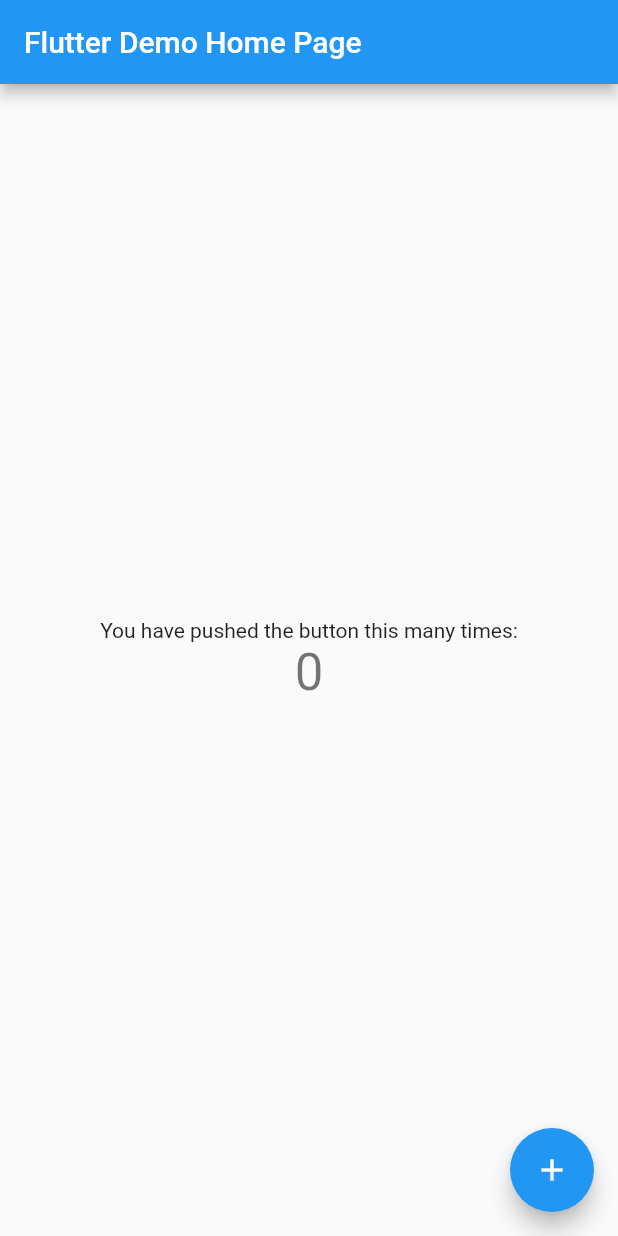
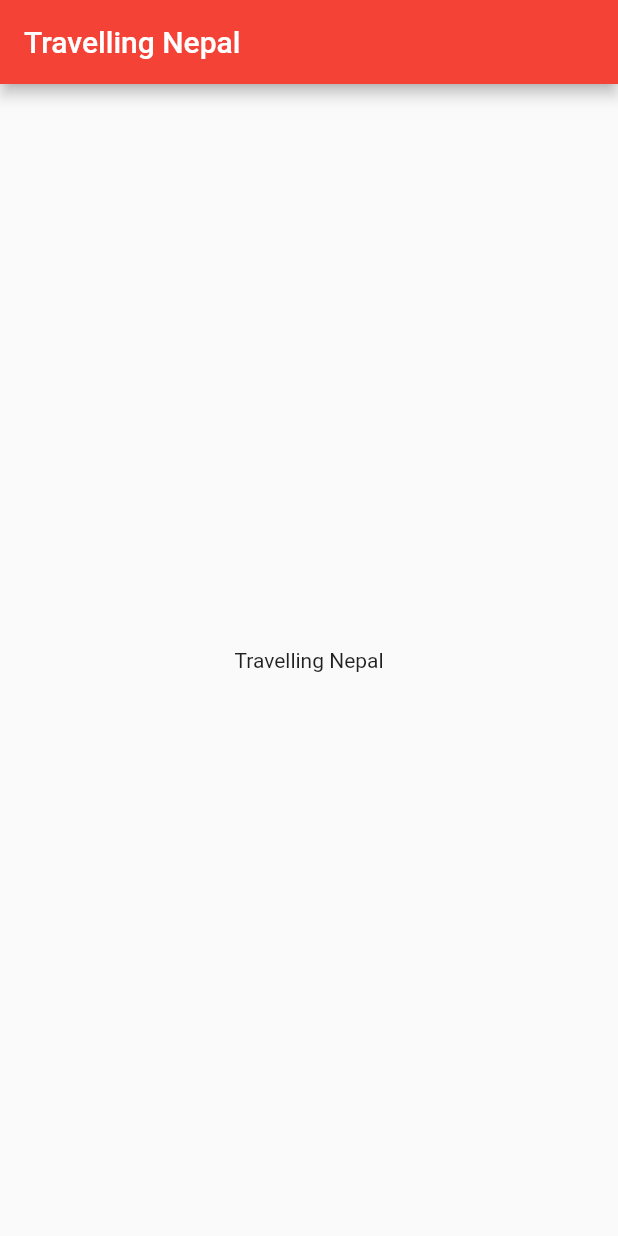
Before and after one commit to aakritsubedi/travelling-nepal, a Flutter app: the screen it shows after launch, on a phone screen of 412 x 824 dp. Run offline on Flutter 3.47's test engine with Material 2 defaults, Android fonts, the light colour scheme and no system bars.

Commit message:
Travelling Nepal Project Initilization

```diff
--- a/lib/main.dart
+++ b/lib/main.dart
@@ -1,4 +1,5 @@
 import 'package:flutter/material.dart';
+import 'package:travellingNepal/screens/Home.dart';
 
 void main() {
   runApp(MyApp());
@@ -9,109 +10,13 @@
   @override
   Widget build(BuildContext context) {
     return MaterialApp(
-      title: 'Flutter Demo',
+      title: 'Travelling Nepal',
+      debugShowCheckedModeBanner: false,
       theme: ThemeData(
-        // This is the theme of your application.
-        //
-        // Try running your application with "flutter run". You'll see the
-        // application has a blue toolbar. Then, without quitting the app, try
-        // changing the primarySwatch below to Colors.green and then invoke
-        // "hot reload" (press "r" in the console where you ran "flutter run",
-        // or simply save your changes to "hot reload" in a Flutter IDE).
-        // Notice that the counter didn't reset back to zero; the application
-        // is not restarted.
-        primarySwatch: Colors.blue,
-        // This makes the visual density adapt to the platform that you run
-        // the app on. For desktop platforms, the controls will be smaller and
-        // closer together (more dense) than on mobile platforms.
+        primarySwatch: Colors.red,
         visualDensity: VisualDensity.adaptivePlatformDensity,
       ),
-      home: MyHomePage(title: 'Flutter Demo Home Page'),
+      home: MyHomePage(title: 'Travelling Nepal'),
     );
   }
 }
-
-class MyHomePage extends StatefulWidget {
-  MyHomePage({Key key, this.title}) : super(key: key);
-
-  // This widget is the home page of your application. It is stateful, meaning
-  // that it has a State object (defined below) that contains fields that affect
-  // how it looks.
-
-  // This class is the configuration for the state. It holds the values (in this
-  // case the title) provided by the parent (in this case the App widget) and
-  // used by the build method of the State. Fields in a Widget subclass are
-  // always marked "final".
-
-  final String title;
-
-  @override
-  _MyHomePageState createState() => _MyHomePageState();
-}
-
-class _MyHomePageState extends State<MyHomePage> {
-  int _counter = 0;
-
-  void _incrementCounter() {
-    setState(() {
-      // This call to setState tells the Flutter framework that something has
-      // changed in this State, which causes it to rerun the build method below
-      // so that the display can reflect the updated values. If we changed
-      // _counter without calling setState(), then the build method would not be
-      // called again, and so nothing would appear to happen.
-      _counter++;
-    });
-  }
-
-  @override
-  Widget build(BuildContext context) {
-    // This method is rerun every time setState is called, for instance as done
-    // by the _incrementCounter method above.
-    //
-    // The Flutter framework has been optimized to make rerunning build methods
-    // fast, so that you can just rebuild anything that needs updating rather
-    // than having to individually change instances of widgets.
-    return Scaffold(
-      appBar: AppBar(
-        // Here we take the value from the MyHomePage object that was created by
-        // the App.build method, and use it to set our appbar title.
-        title: Text(widget.title),
-      ),
-      body: Center(
-        // Center is a layout widget. It takes a single child and positions it
-        // in the middle of the parent.
-        child: Column(
-          // Column is also a layout widget. It takes a list of children and
-          // arranges them vertically. By default, it sizes itself to fit its
-          // children horizontally, and tries to be as tall as its parent.
-          //
-          // Invoke "debug painting" (press "p" in the console, choose the
-          // "Toggle Debug Paint" action from the Flutter Inspector in Android
-          // Studio, or the "Toggle Debug Paint" command in Visual Studio Code)
-          // to see the wireframe for each widget.
-          //
-          // Column has various properties to control how it sizes itself and
-          // how it positions its children. Here we use mainAxisAlignment to
-          // center the children vertically; the main axis here is the vertical
-          // axis because Columns are vertical (the cross axis would be
-          // horizontal).
-          mainAxisAlignment: MainAxisAlignment.center,
-          children: <Widget>[
-            Text(
-              'You have pushed the button this many times:',
-            ),
-            Text(
-              '$_counter',
-              style: Theme.of(context).textTheme.headline4,
-            ),
-          ],
-        ),
-      ),
-      floatingActionButton: FloatingActionButton(
-        onPressed: _incrementCounter,
-        tooltip: 'Increment',
-        child: Icon(Icons.add),
-      ), // This trailing comma makes auto-formatting nicer for build methods.
-    );
-  }
-}
--- /dev/null
+++ b/lib/screens/Home.dart
@@ -0,0 +1,29 @@
+import 'package:flutter/material.dart';
+
+class MyHomePage extends StatefulWidget {
+  MyHomePage({Key key, this.title}) : super(key: key);
+
+  final String title;
+
+  @override
+  _MyHomePageState createState() => _MyHomePageState();
+}
+
+class _MyHomePageState extends State<MyHomePage> {
+  @override
+  Widget build(BuildContext context) {
+    return Scaffold(
+      appBar: AppBar(
+        title: Text(widget.title),
+      ),
+      body: Center(
+        child: Column(
+          mainAxisAlignment: MainAxisAlignment.center,
+          children: <Widget>[
+            Text(widget.title)
+          ],
+        ),
+      ),
+    );
+  }
+}
```
Also changed, not shown: lib/app.dart (added, +8 -0 lines), pubspec.yaml (+4 -33 lines), 2 other files.
